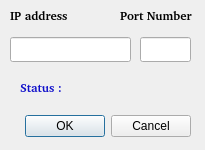
The window that DoNothing/settingsdialog.ui (cakturk/plugin) describes before a commit, drawn with Qt 5.
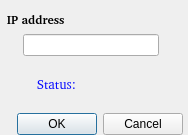
The same window after the commit.

Commit message: DoNothin: UI: Change settings UI.

The edit to the form file:
```diff
--- a/DoNothing/settingsdialog.ui
+++ b/DoNothing/settingsdialog.ui
@@ -6,8 +6,8 @@
    <rect>
     <x>0</x>
     <y>0</y>
-    <width>205</width>
-    <height>150</height>
+    <width>188</width>
+    <height>135</height>
    </rect>
   </property>
   <property name="sizePolicy">
@@ -18,147 +18,136 @@
   </property>
   <property name="minimumSize">
    <size>
-    <width>205</width>
-    <height>111</height>
+    <width>188</width>
+    <height>135</height>
    </size>
   </property>
   <property name="maximumSize">
    <size>
-    <width>205</width>
-    <height>150</height>
+    <width>188</width>
+    <height>135</height>
    </size>
   </property>
   <property name="windowTitle">
    <string>Bilkon Plugin Settings</string>
   </property>
-  <widget class="QDialogButtonBox" name="buttonBox">
+  <widget class="QWidget" name="layoutWidget">
    <property name="geometry">
     <rect>
-     <x>10</x>
-     <y>110</y>
-     <width>181</width>
-     <height>32</height>
+     <x>0</x>
+     <y>10</y>
+     <width>183</width>
+     <height>125</height>
     </rect>
    </property>
-   <property name="orientation">
-    <enum>Qt::Horizontal</enum>
-   </property>
-   <property name="standardButtons">
-    <set>QDialogButtonBox::Cancel|QDialogButtonBox::Ok</set>
-   </property>
-  </widget>
-  <widget class="QLineEdit" name="lineEditIP">
-   <property name="geometry">
-    <rect>
-     <x>10</x>
-     <y>37</y>
-     <width>121</width>
-     <height>25</height>
-    </rect>
-   </property>
-  </widget>
-  <widget class="QLineEdit" name="lineEditPort">
-   <property name="geometry">
-    <rect>
-     <x>140</x>
-     <y>37</y>
-     <width>51</width>
-     <height>25</height>
-    </rect>
-   </property>
-  </widget>
-  <widget class="QLabel" name="labelIP">
-   <property name="geometry">
-    <rect>
-     <x>10</x>
-     <y>7</y>
-     <width>71</width>
-     <height>16</height>
-    </rect>
-   </property>
-   <property name="font">
-    <font>
-     <family>Bitstream Charter</family>
-     <weight>75</weight>
-     <bold>true</bold>
-    </font>
-   </property>
-   <property name="text">
-    <string>IP address</string>
-   </property>
-  </widget>
-  <widget class="QLabel" name="labelPort">
-   <property name="geometry">
-    <rect>
-     <x>120</x>
-     <y>7</y>
-     <width>81</width>
-     <height>16</height>
-    </rect>
-   </property>
-   <property name="font">
-    <font>
-     <family>Bitstream Charter</family>
-     <weight>75</weight>
-     <bold>true</bold>
-    </font>
-   </property>
-   <property name="text">
-    <string>Port Number</string>
-   </property>
-  </widget>
-  <widget class="QLabel" name="label">
-   <property name="geometry">
-    <rect>
-     <x>20</x>
-     <y>80</y>
-     <width>51</width>
-     <height>16</height>
-    </rect>
-   </property>
-   <property name="font">
-    <font>
-     <family>Bitstream Charter</family>
-     <weight>75</weight>
-     <bold>true</bold>
-    </font>
-   </property>
-   <property name="styleSheet">
-    <string notr="true"/>
-   </property>
-   <property name="text">
-    <string>&lt;!DOCTYPE HTML PUBLIC &quot;-//W3C//DTD HTML 4.0//EN&quot; &quot;http://www.w3.org/TR/REC-html40/strict.dtd&quot;&gt;
-&lt;html&gt;&lt;head&gt;&lt;meta name=&quot;qrichtext&quot; content=&quot;1&quot; /&gt;&lt;style type=&quot;text/css&quot;&gt;
-p, li { white-space: pre-wrap; }
-&lt;/style&gt;&lt;/head&gt;&lt;body style=&quot; font-family:'Bitstream Charter'; font-size:9pt; font-weight:600; font-style:normal;&quot;&gt;
-&lt;table style=&quot;-qt-table-type: root; margin-top:4px; margin-bottom:4px; margin-left:4px; margin-right:4px;&quot;&gt;
-&lt;tr&gt;
-&lt;td style=&quot;border: none;&quot;&gt;
-&lt;p style=&quot; margin-top:0px; margin-bottom:0px; margin-left:0px; margin-right:0px; -qt-block-indent:0; text-indent:0px;&quot;&gt;&lt;span style=&quot; color:#0f0fcb;&quot;&gt;Status :&lt;/span&gt;&lt;/p&gt;&lt;/td&gt;&lt;/tr&gt;&lt;/table&gt;&lt;/body&gt;&lt;/html&gt;</string>
-   </property>
-  </widget>
-  <widget class="QLabel" name="labelStatus">
-   <property name="geometry">
-    <rect>
-     <x>80</x>
-     <y>80</y>
-     <width>91</width>
-     <height>16</height>
-    </rect>
-   </property>
-   <property name="font">
-    <font>
-     <family>Bitstream Charter</family>
-     <weight>75</weight>
-     <bold>true</bold>
-    </font>
-   </property>
-   <property name="styleSheet">
-    <string notr="true"/>
-   </property>
-   <property name="text">
-    <string/>
-   </property>
+   <layout class="QVBoxLayout" name="verticalLayout_2">
+    <item>
+     <layout class="QVBoxLayout" name="verticalLayout">
+      <item>
+       <widget class="QLabel" name="labelIP">
+        <property name="font">
+         <font>
+          <family>Bitstream Charter</family>
+          <weight>75</weight>
+          <bold>true</bold>
+         </font>
+        </property>
+        <property name="text">
+         <string>  IP address</string>
+        </property>
+       </widget>
+      </item>
+      <item>
+       <layout class="QHBoxLayout" name="horizontalLayout_2">
+        <property name="spacing">
+         <number>0</number>
+        </property>
+        <property name="sizeConstraint">
+         <enum>QLayout::SetDefaultConstraint</enum>
+        </property>
+        <item>
+         <widget class="QLineEdit" name="lineEditIP">
+          <property name="maximumSize">
+           <size>
+            <width>136</width>
+            <height>16777215</height>
+           </size>
+          </property>
+          <property name="focusPolicy">
+           <enum>Qt::NoFocus</enum>
+          </property>
+         </widget>
+        </item>
+       </layout>
+      </item>
+     </layout>
+    </item>
+    <item>
+     <layout class="QHBoxLayout" name="horizontalLayout">
+      <item>
+       <widget class="QLabel" name="label">
+        <property name="font">
+         <font>
+          <family>Bitstream Charter</family>
+          <pointsize>10</pointsize>
+          <weight>50</weight>
+          <italic>false</italic>
+          <bold>false</bold>
+         </font>
+        </property>
+        <property name="styleSheet">
+         <string notr="true">color: rgb(7, 11, 255);
+font: 10pt &quot;Bitstream Charter&quot;;
+padding-right: 10px;
+</string>
+        </property>
+        <property name="text">
+         <string>Status:</string>
+        </property>
+        <property name="alignment">
+         <set>Qt::AlignRight|Qt::AlignTrailing|Qt::AlignVCenter</set>
+        </property>
+       </widget>
+      </item>
+      <item>
+       <widget class="QLabel" name="labelStatus">
+        <property name="minimumSize">
+         <size>
+          <width>20</width>
+          <height>0</height>
+         </size>
+        </property>
+        <property name="font">
+         <font>
+          <family>Bitstream Charter</family>
+          <weight>75</weight>
+          <bold>true</bold>
+         </font>
+        </property>
+        <property name="styleSheet">
+         <string notr="true"/>
+        </property>
+        <property name="text">
+         <string/>
+        </property>
+        <property name="alignment">
+         <set>Qt::AlignLeading|Qt::AlignLeft|Qt::AlignVCenter</set>
+        </property>
+       </widget>
+      </item>
+     </layout>
+    </item>
+    <item>
+     <widget class="QDialogButtonBox" name="buttonBox">
+      <property name="orientation">
+       <enum>Qt::Horizontal</enum>
+      </property>
+      <property name="standardButtons">
+       <set>QDialogButtonBox::Cancel|QDialogButtonBox::Ok</set>
+      </property>
+     </widget>
+    </item>
+   </layout>
   </widget>
  </widget>
  <resources/>
```
Left out of the diff: 2 changed lines with no effect on the pictures.
